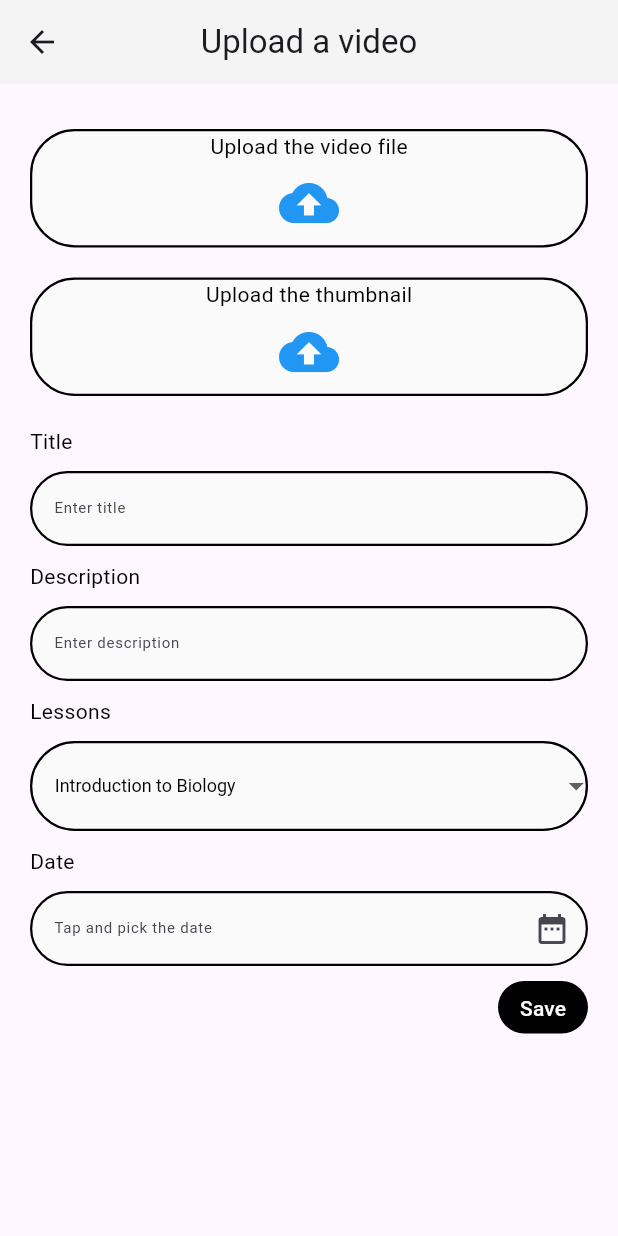
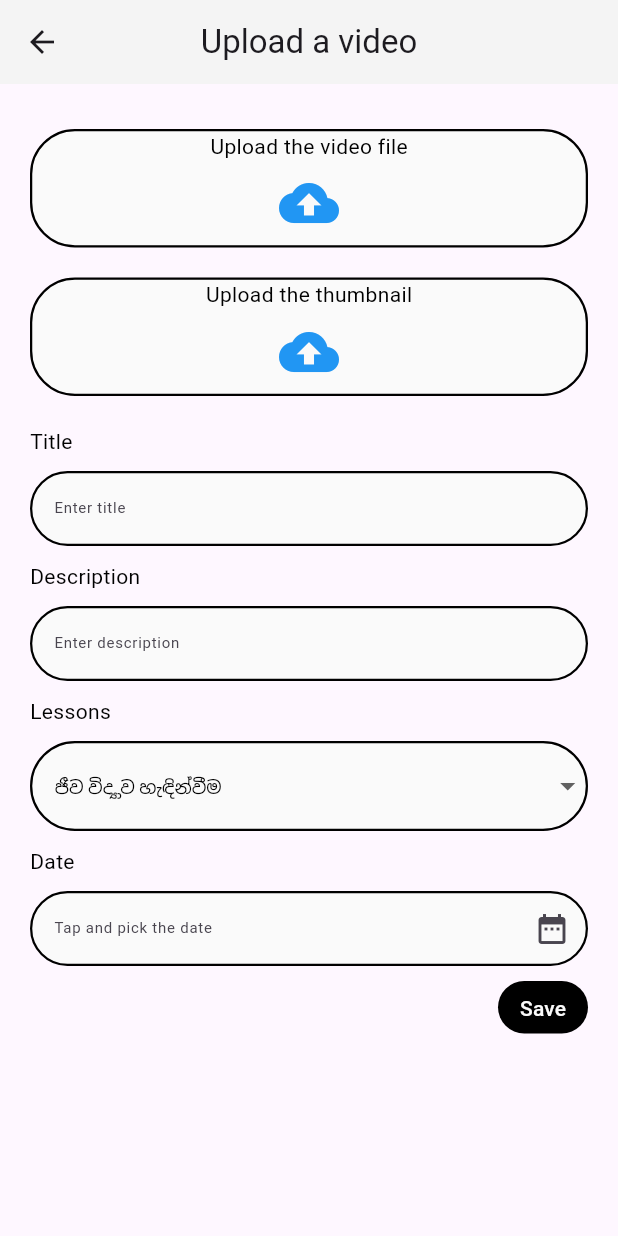
Before and after one commit to jali-k/flutter-st-admin-instructor, a Flutter app: the AddVideo screen opened directly with empty values, on a phone screen of 412 x 824 dp. Run offline on Flutter 3.47's test engine with Material 3 defaults, Android fonts, the phone set to English and light mode, and no system bars; our stand-ins replace cloud_firestore, firebase_core, firebase_storage, gap, google_fonts, image_picker; missing offline and left inert: flutter_email_sender; accounts and stored records are empty.

Commit message:
Update add_video.dart with sinhala mimicked subjects

```diff
--- a/lib/screens/add_folder_screen/add_video.dart
+++ b/lib/screens/add_folder_screen/add_video.dart
@@ -39,7 +39,7 @@ class _AddVideoState extends State<AddVideo> {
   void initState() {
     super.initState();
     setState(() {
-      lessons.addAll(['Introduction to Biology', 'Chemical and cellular basis of life', 'Evolution and diversity of organisms', 'Evolution and diversity of organisms', 'Part 1-Animal form and function', 'Part 2-Animal form and function', 'Genetics, Molecular Biology and Recombinant DNA Technology', 'Environmental Biology', 'Microbiology', 'Applied Biology']);
+      lessons.addAll(['ජීව විද්‍යාව හැඳින්වීම', 'ජීවයේ රසායනික හා සෛලීය පදනම', 'ජීවීන්ගේ පරිණාමය හා විවිධත්වය', 'ශාක ආකාරය සහ ක්‍රියාකාරිත්වය', 'සත්ත්ව ආකාරය සහ ක්‍රියාකාරීත්වය 01', 'සත්ත්ව ආකාරය සහ ක්‍රියාකාරීත්වය 02', 'ප්‍රවේණිය', 'අණුක ජීව විද්‍යාව', 'පාරිසරික ජීව විද්‍යාව', 'ක්ෂුද්‍ර ජීව විද්‍යාව', 'ව්‍යවහාරික ජීව විද්‍යාව']);
 
       selectedLesson = lessons.first;
       _selectedDate = DateTime.now();
```
